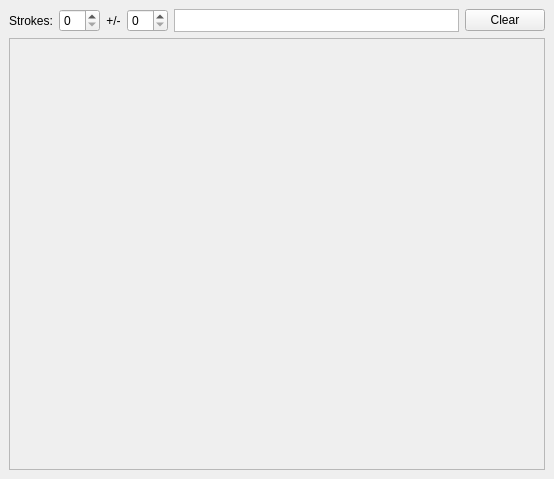
Old version of the form radselect/radical_selector.ui in the repository KDE/kiten.
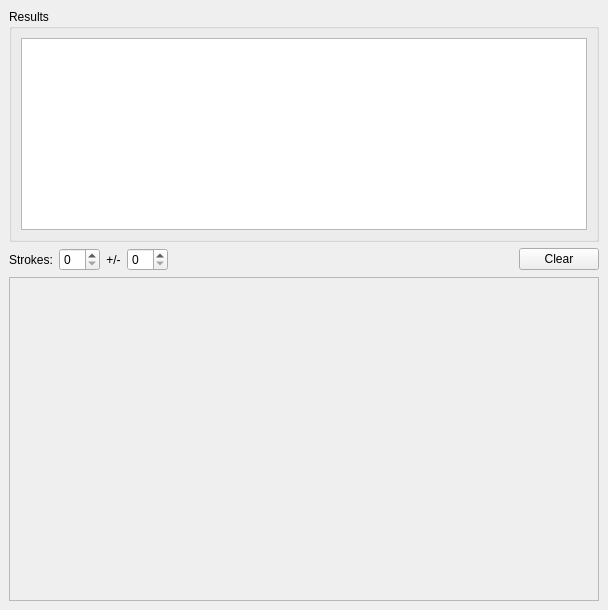
New version of the form.

Commit message: Fixed a few bugs with radselect and some redesigning of the ui.

```diff
--- a/radselect/radical_selector.ui
+++ b/radselect/radical_selector.ui
@@ -7,8 +7,8 @@
    <rect>
     <x>0</x>
     <y>0</y>
-    <width>554</width>
-    <height>479</height>
+    <width>608</width>
+    <height>610</height>
    </rect>
   </property>
   <property name="sizePolicy" >
@@ -29,6 +29,55 @@
    <property name="spacing" >
     <number>6</number>
    </property>
+   <item>
+    <widget class="QGroupBox" name="groupBox" >
+     <property name="sizePolicy" >
+      <sizepolicy>
+       <hsizetype>5</hsizetype>
+       <vsizetype>5</vsizetype>
+       <horstretch>0</horstretch>
+       <verstretch>0</verstretch>
+      </sizepolicy>
+     </property>
+     <property name="title" >
+      <string>Results</string>
+     </property>
+     <layout class="QVBoxLayout" >
+      <property name="margin" >
+       <number>9</number>
+      </property>
+      <property name="spacing" >
+       <number>6</number>
+      </property>
+      <item>
+       <widget class="QListWidget" name="selected_radicals" >
+        <property name="sizePolicy" >
+         <sizepolicy>
+          <hsizetype>5</hsizetype>
+          <vsizetype>5</vsizetype>
+          <horstretch>0</horstretch>
+          <verstretch>0</verstretch>
+         </sizepolicy>
+        </property>
+        <property name="font" >
+         <font>
+          <pointsize>25</pointsize>
+         </font>
+        </property>
+        <property name="horizontalScrollBarPolicy" >
+         <enum>Qt::ScrollBarAlwaysOff</enum>
+        </property>
+        <property name="flow" >
+         <enum>QListView::LeftToRight</enum>
+        </property>
+        <property name="viewMode" >
+         <enum>QListView::IconMode</enum>
+        </property>
+       </widget>
+      </item>
+     </layout>
+    </widget>
+   </item>
    <item>
     <layout class="QHBoxLayout" >
      <property name="margin" >
@@ -48,7 +97,16 @@
       </widget>
      </item>
      <item>
-      <widget class="QSpinBox" name="strokes_low" />
+      <widget class="QSpinBox" name="strokes_low" >
+       <property name="sizePolicy" >
+        <sizepolicy>
+         <hsizetype>5</hsizetype>
+         <vsizetype>0</vsizetype>
+         <horstretch>0</horstretch>
+         <verstretch>0</verstretch>
+        </sizepolicy>
+       </property>
+      </widget>
      </item>
      <item>
       <widget class="QLabel" name="strokes_label" >
@@ -61,29 +119,30 @@
       </widget>
      </item>
      <item>
-      <widget class="QSpinBox" name="strokes_high" />
-     </item>
-     <item>
-      <widget class="QListWidget" name="selected_radicals" >
+      <widget class="QSpinBox" name="strokes_high" >
        <property name="sizePolicy" >
         <sizepolicy>
-         <hsizetype>7</hsizetype>
-         <vsizetype>13</vsizetype>
+         <hsizetype>5</hsizetype>
+         <vsizetype>0</vsizetype>
          <horstretch>0</horstretch>
          <verstretch>0</verstretch>
         </sizepolicy>
        </property>
-       <property name="horizontalScrollBarPolicy" >
-        <enum>Qt::ScrollBarAlwaysOff</enum>
-       </property>
-       <property name="flow" >
-        <enum>QListView::LeftToRight</enum>
-       </property>
-       <property name="viewMode" >
-        <enum>QListView::IconMode</enum>
-       </property>
       </widget>
      </item>
+     <item>
+      <spacer>
+       <property name="orientation" >
+        <enum>Qt::Horizontal</enum>
+       </property>
+       <property name="sizeHint" >
+        <size>
+         <width>40</width>
+         <height>20</height>
+        </size>
+       </property>
+      </spacer>
+     </item>
      <item>
       <widget class="QPushButton" name="clear_button" >
        <property name="sizePolicy" >
@@ -108,8 +167,8 @@
     <widget class="QScrollArea" name="radical_box" >
      <property name="sizePolicy" >
       <sizepolicy>
-       <hsizetype>7</hsizetype>
-       <vsizetype>13</vsizetype>
+       <hsizetype>5</hsizetype>
+       <vsizetype>7</vsizetype>
        <horstretch>0</horstretch>
        <verstretch>0</verstretch>
       </sizepolicy>
```
The commit also changes 2 other files.
